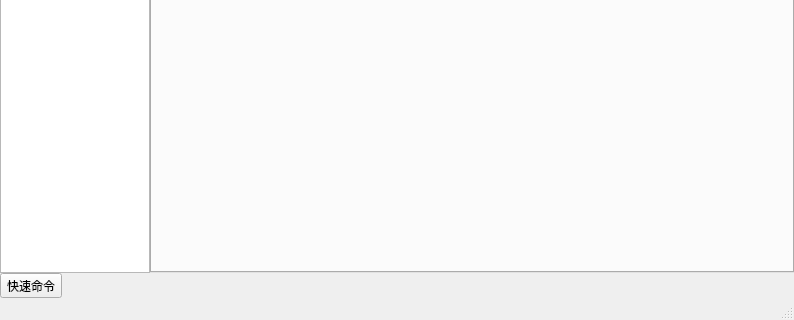
This is hterm/ui/main.ui in lbhzy/hterm as Qt 5 draws it before an edit; both pictures show x 0 to 794 and y 197 to 517 of the 794 by 517 pixel window. The edited form follows.
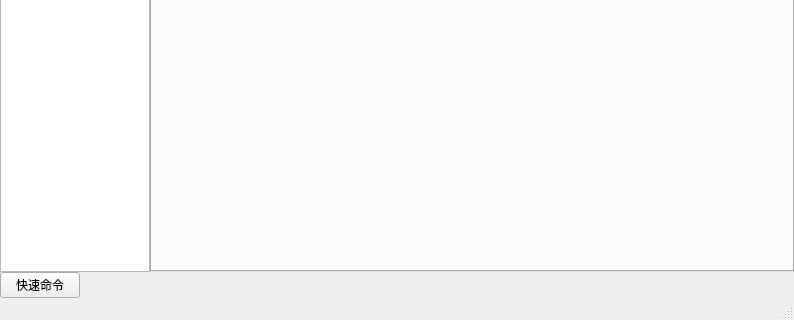
This is the edited form. Icons and pictures are not drawn.

Commit message: 修改窗口图标，状态栏仓库链接优化

Diff of the .ui file:
```diff
--- a/hterm/ui/main.ui
+++ b/hterm/ui/main.ui
@@ -93,7 +93,7 @@
     <item>
      <layout class="QHBoxLayout" name="horizontalLayout">
       <item>
-       <widget class="QToolButton" name="toolButton">
+       <widget class="QPushButton" name="pushButton">
         <property name="text">
          <string>快速命令</string>
         </property>
```
Left out of the diff: 4 changed lines with no effect on the pictures. The commit also changes 4 other files.
